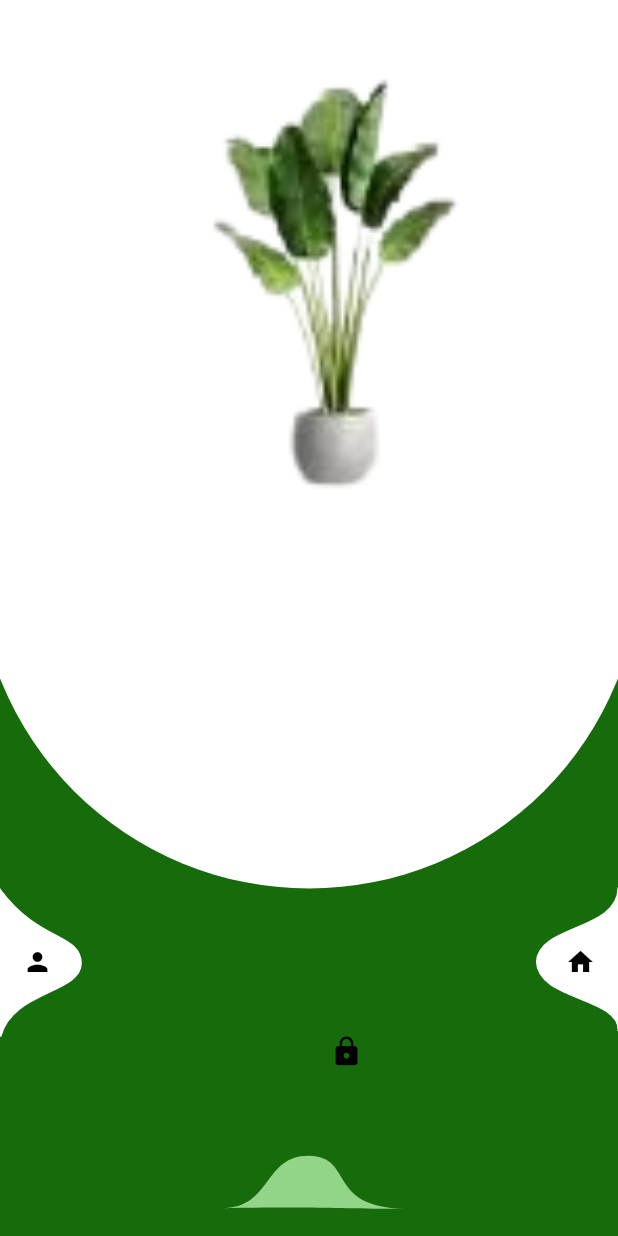
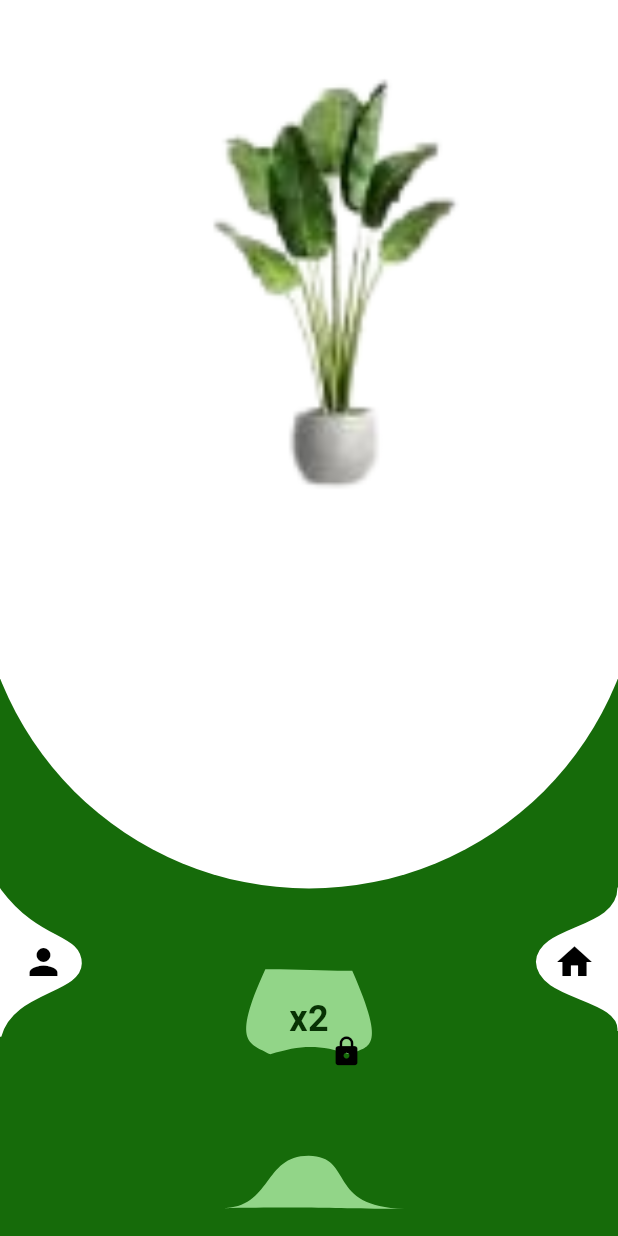
Before and after one commit to tasneemakhaled/custom_paint, a Flutter app: the screen it shows after launch, after a tap on "Banana tree", on a phone screen of 412 x 824 dp. Run offline on Flutter 3.47's test engine with Material 3 defaults, Android fonts, the phone set to English and light mode, and no system bars; network calls fail.

Commit message:
complete 2th view

```diff
--- a/lib/views/flower_details.dart
+++ b/lib/views/flower_details.dart
@@ -1,6 +1,8 @@
-import 'package:custom_paint/views/third_view.dart';
+import 'dart:ui' as ui;
 import 'package:flutter/material.dart';
 
+// تأكدي إن المسارات دي صح عندك في المشروع
+import 'package:custom_paint/views/third_view.dart';
 import 'package:custom_paint/widgets/left_arrow_widget.dart';
 import 'package:custom_paint/widgets/right_arrow_widget.dart';
 import 'package:custom_paint/widgets/white_card_painter.dart';
@@ -18,49 +20,80 @@ class FlowerDetails extends StatelessWidget {
         height: size.height * 0.9,
         width: double.infinity,
         child: Stack(
-          clipBehavior:
-              Clip.none, // للسماح للعناصر بالخروج قليلاً إذا لزم الأمر
+          clipBehavior: Clip.none,
           children: [
             // 1. الكارت الأبيض (الخلفية الأساسية)
             Positioned.fill(child: CustomPaint(painter: WhiteCardPainter())),
 
-            // 2. صورة النبات (في المنتصف من الأعلى)
+            // 2. صورة النبات
             Positioned(
-              top: 20, // مسافة من أعلى الكارت
+              top: 20,
               left: 0,
               right: 0,
               child: Image.asset(
                 "assets/images/first_image.png",
                 fit: BoxFit.contain,
-                height: 350, // تم ضبط الطول ليتناسب مع التصميم
+                height: 350,
               ),
             ),
 
-            // 2. الزر الأيسر (Left Button)
+            // ==========================================================
+            // 3. زرار الـ x2 (في النص تحت الكارت الأبيض مباشرة)
+            // ==========================================================
             Positioned(
-              bottom: 50, // ارتفاعه من تحت
-              left: 0, // لازق في الشمال
+              bottom: 25, // نفس مستوى الزراير الجانبية تقريباً
+              left: 0,
+              right: 0, // عشان يتسنتر في النص
+              child: Center(
                 child: CustomPaint(
-                size: const Size(180, 100), // حجم الزرار (عرض 60 وطول 100)
-                painter: RPSCustomPainterLeftArrow(), // الكود الجديد تحت
+                  size: const Size(110, 70), // حجم الزرار (عرض وارتفاع)
+                  painter: X2ButtonPainter(), // الكلاس بتاع الشكل الأخضر
                   child: Container(
+                    width: 110,
+                    height: 70,
+                    alignment: Alignment.center,
+                    padding: const EdgeInsets.only(bottom: 5),
+                    child: const Text(
+                      "x2",
+                      style: TextStyle(
+                        fontSize: 24,
+                        fontWeight: FontWeight.bold,
+                        color: Color(0xff083204), // لون النص زيتي غامق
+                      ),
+                    ),
+                  ),
+                ),
+              ),
+            ),
+            // ==========================================================
+
+            // 4. الزر الأيسر (Left Button)
+            Positioned(
+              bottom: 50,
+              left: 0,
+              child: SizedBox(
                 width: 180,
                 height: 100,
-                  alignment: Alignment.centerLeft, // محاذاة السهم
-                  padding: const EdgeInsets.only(left: 15), // تظبيط مكان السهم
+                child: CustomPaint(
+                  size: const Size(180, 100),
+                  painter: RPSCustomPainterLeftArrow(),
+                  child: Container(
+                    alignment: Alignment.centerLeft,
+                    padding: const EdgeInsets.only(left: 15),
                     child: const Icon(
                       Icons.person,
                       color: Colors.black,
-                    size: 20,
+                      size: 28,
+                    ),
                   ),
                 ),
               ),
             ),
 
-            // 3. الزر الأيمن (Right Button)
+            // 5. الزر الأيمن (Right Button)
             Positioned(
-              bottom: 50, // نفس ارتفاع الشمال
-              right: 0, // لازق في اليمين
+              bottom: 50,
+              right: 0,
               child: InkWell(
                 onTap: () {
                   Navigator.of(context).push(
@@ -71,23 +104,27 @@ class FlowerDetails extends StatelessWidget {
                     ),
                   );
                 },
+                child: SizedBox(
+                  width: 180,
+                  height: 100,
                   child: CustomPaint(
                     size: const Size(180, 100),
                     painter: RPSCustomPainterRightArrow(),
                     child: Container(
-                    width: 180,
-                    height: 100,
                       alignment: Alignment.centerRight,
                       padding: const EdgeInsets.only(right: 15),
                       child: const Icon(
                         Icons.home,
                         color: Colors.black,
-                      size: 20,
+                        size: 28,
                       ),
                     ),
                   ),
                 ),
               ),
+            ),
+
+            // 6. الشكل السفلي الصغير (القفل)
             Positioned(
               bottom: -118,
               left: 0,
@@ -115,17 +152,86 @@ class FlowerDetails extends StatelessWidget {
   }
 }
 
+class X2ButtonPainter extends CustomPainter {
+  @override
+  void paint(Canvas canvas, Size size) {
+    // Layer 1
+
+    Paint paint_fill_0 = Paint()
+      ..color = const Color(0xff92d588)
+      ..style = PaintingStyle.fill
+      ..strokeWidth = size.width * 0.01
+      ..strokeCap = StrokeCap.butt
+      ..strokeJoin = StrokeJoin.miter;
+
+    Path path_0 = Path();
+    path_0.moveTo(size.width * 0.7493500, size.height * 0.8055000);
+    path_0.cubicTo(
+      size.width * 0.5664500,
+      size.height * 0.7095000,
+      size.width * 0.4510500,
+      size.height * 0.7112500,
+      size.width * 0.2654500,
+      size.height * 0.8037500,
+    );
+    path_0.cubicTo(
+      size.width * 0.1459000,
+      size.height * 0.6962500,
+      size.width * 0.0229000,
+      size.height * 0.7191667,
+      size.width * 0.2354000,
+      size.height * -0.0071667,
+    );
+    path_0.cubicTo(
+      size.width * 0.4342500,
+      size.height * -0.0086667,
+      size.width * 0.6080500,
+      size.height * 0.0103333,
+      size.width * 0.7620500,
+      size.height * 0.0072500,
+    );
+    path_0.cubicTo(
+      size.width * 0.9787500,
+      size.height * 0.7820833,
+      size.width * 0.8550000,
+      size.height * 0.7151667,
+      size.width * 0.7493500,
+      size.height * 0.8055000,
+    );
+    path_0.close();
+
+    canvas.drawPath(path_0, paint_fill_0);
+
+    // Layer 1
+
+    // Paint paint_stroke_0 = Paint()
+    //     ..color = const Color.fromARGB(255, 33, 150, 243)
+    //     ..style = PaintingStyle.stroke
+    //     ..strokeWidth = size.width*0.01
+    //     ..strokeCap = StrokeCap.butt
+    //     ..strokeJoin = StrokeJoin.miter;
+
+    //   canvas.drawPath(path_0, paint_stroke_0);
+  }
+
+  @override
+  bool shouldRepaint(covariant CustomPainter oldDelegate) {
+    return true;
+  }
+}
+
+// ============================================================
+// باقي الكلاسات بتاعتك زي ما هي
+// ============================================================
 class RPSCustomPainter extends CustomPainter {
   @override
   void paint(Canvas canvas, Size size) {
     Paint paint = Paint()
-      ..color = Color(0xff92d588)
+      ..color = const Color(0xff92d588)
       ..style = PaintingStyle.fill;
 
     Path path = Path();
-
     path.moveTo(size.width * 0.3561000, size.height * 0.3980000);
-
     path.cubicTo(
       size.width * 0.4408500,
       size.height * 0.4078000,
@@ -134,7 +240,6 @@ class RPSCustomPainter extends CustomPainter {
       size.width * 0.4995000,
       size.height * 0.0100000,
     );
-
     path.cubicTo(
       size.width * 0.5741250,
       size.height * 0.0150000,
@@ -143,9 +248,6 @@ class RPSCustomPainter extends CustomPainter {
       size.width * 0.6546000,
       size.height * 0.4028000,
     );
-
-    // 3. اقفل القبة (السطر اللي بيرجع للبدايه تاني)
-    // ده اللي انا كنت مسحته، رجعتهولك تاني عشان يقفل الشكل ويبقى قبة بس
     path.cubicTo(
       size.width * 0.5211750,
       size.height * 0.4048000,
@@ -154,9 +256,7 @@ class RPSCustomPainter extends CustomPainter {
       size.width * 0.3561000,
       size.height * 0.3980000,
     );
-
     path.close();
-
     canvas.drawPath(path, paint);
   }
 
```
Lines whose indentation alone changed are shown as unchanged.
